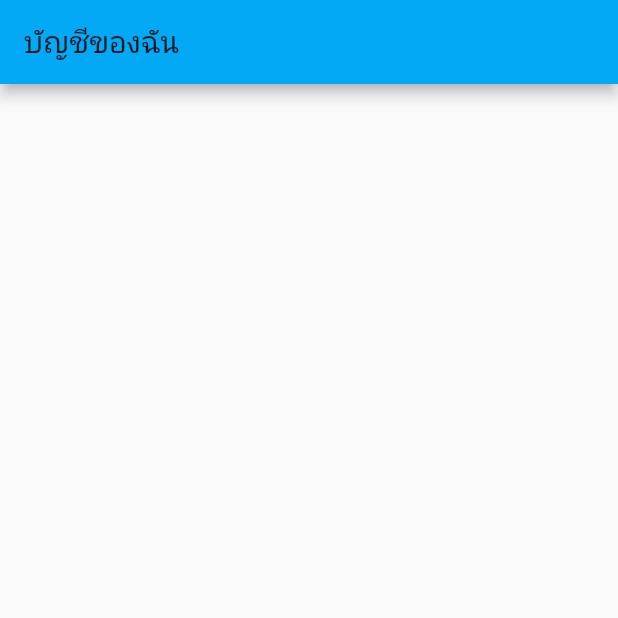
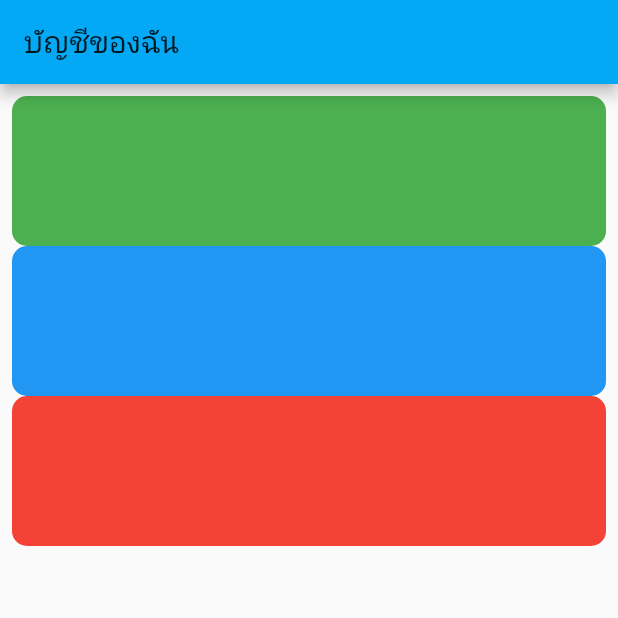
Before and after one commit to dail555/flutter_demo, a Flutter app: the screen it shows after launch, on a phone screen of 412 x 824 dp, the top half of it. Run offline on Flutter 3.47's test engine with Material 2 defaults, Android fonts, the phone set to English and light mode, and no system bars.

Commit message:
add Container & Pandding

```diff
--- a/lib/main.dart
+++ b/lib/main.dart
@@ -1,3 +1,5 @@
+import 'dart:ui';
+
 import 'package:flutter/material.dart';
 import 'FoodMenu.dart';
 
@@ -30,10 +32,27 @@ class _MyHomePageState extends State<MyHomePage> {
       appBar: AppBar(
         title: Text("บัญชีของฉัน"),
       ),
-      body: Column(
-        children: [
-
-        ],
+      body: Padding(
+        padding: const EdgeInsets.all(8.0),
+        child: Column(
+          children: [
+            Container(
+              decoration: BoxDecoration(
+                  color: Colors.green, borderRadius: BorderRadius.circular(10)),
+              height: 100,
+            ),
+            Container(
+              decoration: BoxDecoration(
+                  color: Colors.blue, borderRadius: BorderRadius.circular(10)),
+              height: 100,
+            ),
+            Container(
+              decoration: BoxDecoration(
+                  color: Colors.red, borderRadius: BorderRadius.circular(10)),
+              height: 100,
+            ),
+          ],
+        ),
       ),
     );
   }
```
